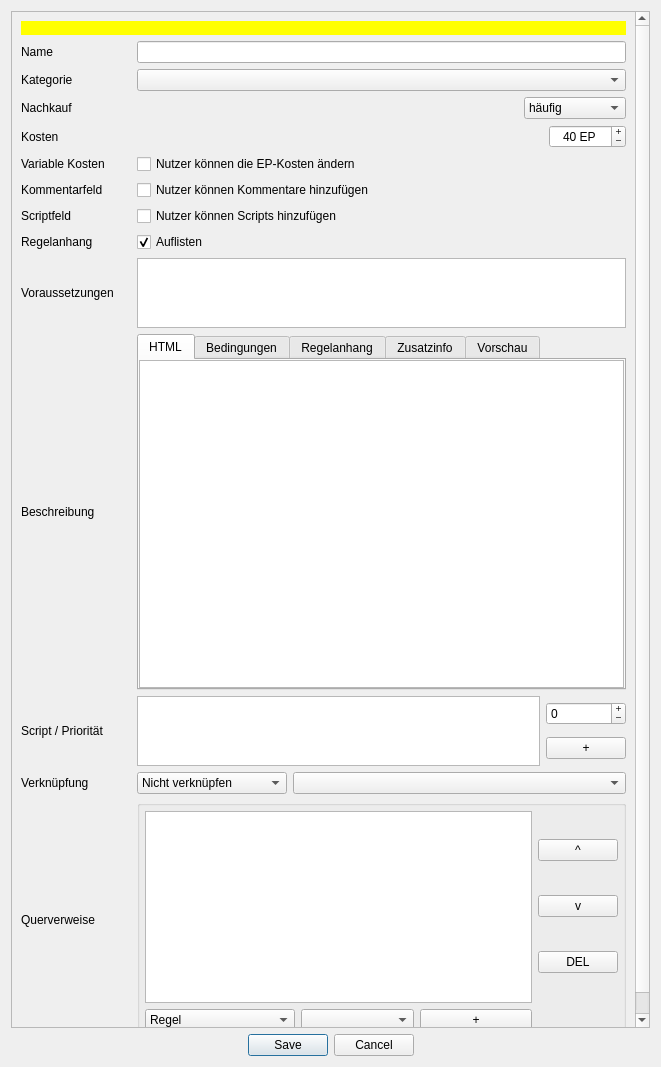
Aeolitus/Sephrasto, file designer/DatenbankEditVorteil.ui: the form before one commit.
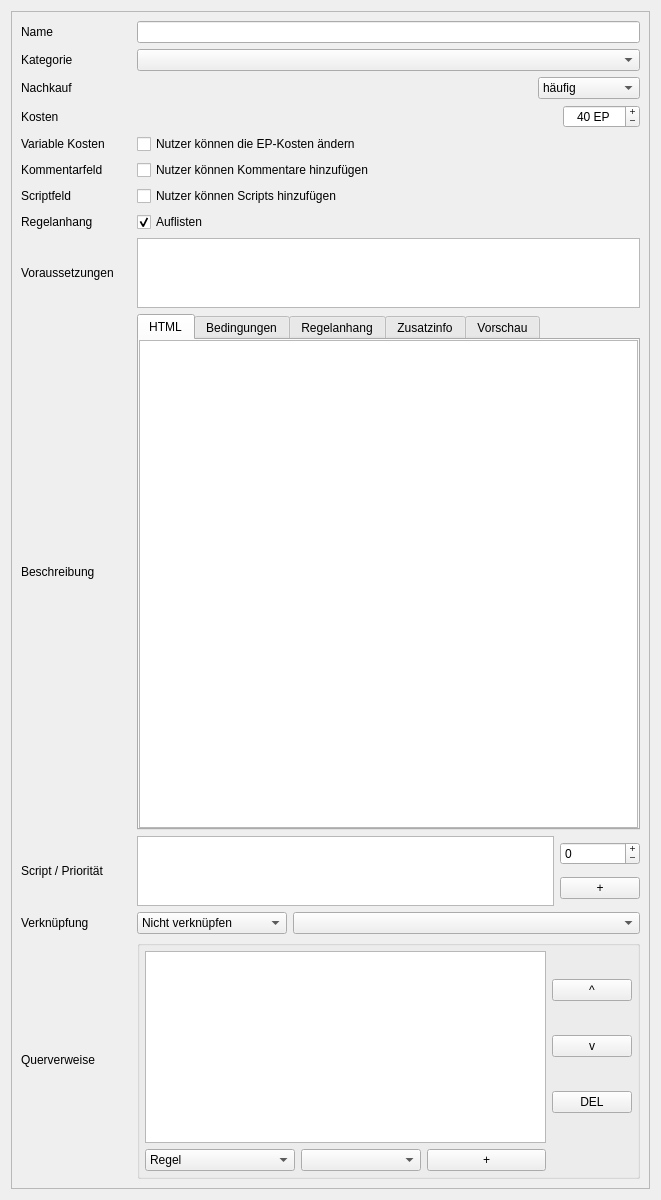
The form after the commit.

```diff
--- a/designer/DatenbankEditVorteil.ui
+++ b/designer/DatenbankEditVorteil.ui
@@ -1,36 +1,20 @@
 <?xml version="1.0" encoding="UTF-8"?>
 <ui version="4.0">
  <class>dialog</class>
- <widget class="QDialog" name="dialog">
-  <property name="windowModality">
-   <enum>Qt::ApplicationModal</enum>
-  </property>
+ <widget class="QWidget" name="dialog">
   <property name="geometry">
    <rect>
     <x>0</x>
     <y>0</y>
     <width>661</width>
-    <height>1067</height>
+    <height>1200</height>
    </rect>
   </property>
   <property name="windowTitle">
    <string>Sephrasto - Vorteil bearbeiten...</string>
   </property>
-  <layout class="QGridLayout" name="gridLayout_2">
-   <item row="2" column="0">
-    <widget class="QDialogButtonBox" name="buttonBox">
-     <property name="orientation">
-      <enum>Qt::Horizontal</enum>
-     </property>
-     <property name="standardButtons">
-      <set>QDialogButtonBox::Cancel|QDialogButtonBox::Save</set>
-     </property>
-     <property name="centerButtons">
-      <bool>true</bool>
-     </property>
-    </widget>
-   </item>
-   <item row="0" column="0">
+  <layout class="QVBoxLayout" name="verticalLayout_8">
+   <item>
     <widget class="QScrollArea" name="scrollArea">
      <property name="widgetResizable">
       <bool>true</bool>
@@ -40,12 +24,59 @@
        <rect>
         <x>0</x>
         <y>0</y>
-        <width>641</width>
-        <height>1018</height>
+        <width>637</width>
+        <height>1176</height>
        </rect>
       </property>
       <layout class="QGridLayout" name="gridLayout">
-       <item row="12" column="2">
+       <item row="1" column="2">
+        <widget class="QLineEdit" name="leName"/>
+       </item>
+       <item row="9" column="1">
+        <widget class="QLabel" name="label_4">
+         <property name="minimumSize">
+          <size>
+           <width>110</width>
+           <height>0</height>
+          </size>
+         </property>
+         <property name="text">
+          <string>Voraussetzungen</string>
+         </property>
+        </widget>
+       </item>
+       <item row="6" column="2">
+        <widget class="QCheckBox" name="checkKommentar">
+         <property name="text">
+          <string>Nutzer können Kommentare hinzufügen</string>
+         </property>
+        </widget>
+       </item>
+       <item row="2" column="2">
+        <widget class="QComboBox" name="comboTyp"/>
+       </item>
+       <item row="8" column="1">
+        <widget class="QLabel" name="label_10">
+         <property name="text">
+          <string>Regelanhang</string>
+         </property>
+        </widget>
+       </item>
+       <item row="6" column="1">
+        <widget class="QLabel" name="label_7">
+         <property name="text">
+          <string>Kommentarfeld</string>
+         </property>
+        </widget>
+       </item>
+       <item row="5" column="2">
+        <widget class="QCheckBox" name="checkVariable">
+         <property name="text">
+          <string>Nutzer können die EP-Kosten ändern</string>
+         </property>
+        </widget>
+       </item>
+       <item row="11" column="2">
         <layout class="QHBoxLayout" name="horizontalLayout_4">
          <item>
           <widget class="QPlainTextEdit" name="teScript"/>
@@ -91,8 +122,8 @@
          </item>
         </layout>
        </item>
-       <item row="10" column="1">
-        <widget class="QLabel" name="label_4">
+       <item row="11" column="1">
+        <widget class="QLabel" name="label_41">
          <property name="minimumSize">
           <size>
            <width>110</width>
@@ -100,11 +131,25 @@
           </size>
          </property>
          <property name="text">
-          <string>Voraussetzungen</string>
+          <string>Script / Priorität</string>
          </property>
         </widget>
        </item>
-       <item row="13" column="2">
+       <item row="4" column="1">
+        <widget class="QLabel" name="label_2">
+         <property name="text">
+          <string>Kosten</string>
+         </property>
+        </widget>
+       </item>
+       <item row="1" column="1">
+        <widget class="QLabel" name="label">
+         <property name="text">
+          <string>Name</string>
+         </property>
+        </widget>
+       </item>
+       <item row="12" column="2">
         <layout class="QHBoxLayout" name="horizontalLayout_5">
          <item>
           <widget class="QComboBox" name="comboLinkKategorie">
@@ -147,62 +192,69 @@
          </item>
         </layout>
        </item>
-       <item row="7" column="1">
-        <widget class="QLabel" name="label_7">
-         <property name="text">
-          <string>Kommentarfeld</string>
-         </property>
-        </widget>
+       <item row="4" column="2">
+        <layout class="QHBoxLayout" name="horizontalLayout_2">
+         <item>
+          <spacer name="horizontalSpacer_2">
+           <property name="orientation">
+            <enum>Qt::Horizontal</enum>
+           </property>
+           <property name="sizeHint" stdset="0">
+            <size>
+             <width>40</width>
+             <height>20</height>
+            </size>
+           </property>
+          </spacer>
+         </item>
+         <item>
+          <widget class="QSpinBox" name="spinKosten">
+           <property name="sizePolicy">
+            <sizepolicy hsizetype="Fixed" vsizetype="Fixed">
+             <horstretch>0</horstretch>
+             <verstretch>0</verstretch>
+            </sizepolicy>
+           </property>
+           <property name="alignment">
+            <set>Qt::AlignCenter</set>
+           </property>
+           <property name="buttonSymbols">
+            <enum>QAbstractSpinBox::PlusMinus</enum>
+           </property>
+           <property name="suffix">
+            <string> EP</string>
+           </property>
+           <property name="minimum">
+            <number>-9999</number>
+           </property>
+           <property name="maximum">
+            <number>9999</number>
+           </property>
+           <property name="singleStep">
+            <number>20</number>
+           </property>
+           <property name="value">
+            <number>40</number>
+           </property>
+          </widget>
+         </item>
+        </layout>
        </item>
-       <item row="11" column="1">
-        <widget class="QLabel" name="label_5">
+       <item row="3" column="1">
+        <widget class="QLabel" name="label_3">
          <property name="text">
-          <string>Beschreibung</string>
-         </property>
-        </widget>
-       </item>
-       <item row="5" column="1">
-        <widget class="QLabel" name="label_2">
-         <property name="text">
-          <string>Kosten</string>
+          <string>Nachkauf</string>
          </property>
         </widget>
        </item>
        <item row="7" column="2">
-        <widget class="QCheckBox" name="checkKommentar">
+        <widget class="QCheckBox" name="checkScript">
          <property name="text">
-          <string>Nutzer können Kommentare hinzufügen</string>
+          <string>Nutzer können Scripts hinzufügen</string>
          </property>
         </widget>
        </item>
-       <item row="12" column="1">
-        <widget class="QLabel" name="label_41">
-         <property name="minimumSize">
-          <size>
-           <width>110</width>
-           <height>0</height>
-          </size>
-         </property>
-         <property name="text">
-          <string>Script / Priorität</string>
-         </property>
-        </widget>
-       </item>
-       <item row="6" column="1">
-        <widget class="QLabel" name="label_12">
-         <property name="text">
-          <string>Variable Kosten</string>
-         </property>
-        </widget>
-       </item>
-       <item row="8" column="1">
-        <widget class="QLabel" name="label_8">
-         <property name="text">
-          <string>Scriptfeld</string>
-         </property>
-        </widget>
-       </item>
-       <item row="11" column="2">
+       <item row="10" column="2">
         <widget class="QTabWidget" name="tabWidget">
          <property name="currentIndex">
           <number>0</number>
@@ -387,27 +439,84 @@
          </widget>
         </widget>
        </item>
-       <item row="14" column="1">
+       <item row="12" column="1">
+        <widget class="QLabel" name="label_9">
+         <property name="text">
+          <string>Verknüpfung</string>
+         </property>
+         <property name="indent">
+          <number>0</number>
+         </property>
+        </widget>
+       </item>
+       <item row="10" column="1">
+        <widget class="QLabel" name="label_5">
+         <property name="text">
+          <string>Beschreibung</string>
+         </property>
+        </widget>
+       </item>
+       <item row="3" column="2">
+        <layout class="QHBoxLayout" name="horizontalLayout">
+         <item>
+          <spacer name="horizontalSpacer">
+           <property name="orientation">
+            <enum>Qt::Horizontal</enum>
+           </property>
+           <property name="sizeHint" stdset="0">
+            <size>
+             <width>40</width>
+             <height>20</height>
+            </size>
+           </property>
+          </spacer>
+         </item>
+         <item>
+          <widget class="QComboBox" name="comboNachkauf">
+           <item>
+            <property name="text">
+             <string>häufig</string>
+            </property>
+           </item>
+           <item>
+            <property name="text">
+             <string>üblich</string>
+            </property>
+           </item>
+           <item>
+            <property name="text">
+             <string>selten</string>
+            </property>
+           </item>
+           <item>
+            <property name="text">
+             <string>extrem selten</string>
+            </property>
+           </item>
+           <item>
+            <property name="text">
+             <string>nicht möglich</string>
+            </property>
+           </item>
+          </widget>
+         </item>
+        </layout>
+       </item>
+       <item row="7" column="1">
+        <widget class="QLabel" name="label_8">
+         <property name="text">
+          <string>Scriptfeld</string>
+         </property>
+        </widget>
+       </item>
+       <item row="13" column="1">
         <widget class="QLabel" name="label_11">
          <property name="text">
           <string>Querverweise</string>
          </property>
         </widget>
        </item>
-       <item row="2" column="2">
-        <widget class="QLineEdit" name="leName"/>
-       </item>
-       <item row="9" column="2">
-        <widget class="QCheckBox" name="checkCheatsheet">
-         <property name="text">
-          <string>Auflisten</string>
-         </property>
-         <property name="checked">
-          <bool>true</bool>
-         </property>
-        </widget>
-       </item>
-       <item row="14" column="2">
+       <item row="13" column="2">
         <widget class="QGroupBox" name="groupBox">
          <property name="title">
           <string/>
@@ -546,75 +655,17 @@
          </layout>
         </widget>
        </item>
-       <item row="3" column="2">
-        <widget class="QComboBox" name="comboTyp"/>
-       </item>
-       <item row="5" column="2">
-        <layout class="QHBoxLayout" name="horizontalLayout_2">
-         <item>
-          <spacer name="horizontalSpacer_2">
-           <property name="orientation">
-            <enum>Qt::Horizontal</enum>
-           </property>
-           <property name="sizeHint" stdset="0">
-            <size>
-             <width>40</width>
-             <height>20</height>
-            </size>
-           </property>
-          </spacer>
-         </item>
-         <item>
-          <widget class="QSpinBox" name="spinKosten">
-           <property name="sizePolicy">
-            <sizepolicy hsizetype="Fixed" vsizetype="Fixed">
-             <horstretch>0</horstretch>
-             <verstretch>0</verstretch>
-            </sizepolicy>
-           </property>
-           <property name="alignment">
-            <set>Qt::AlignCenter</set>
-           </property>
-           <property name="buttonSymbols">
-            <enum>QAbstractSpinBox::PlusMinus</enum>
-           </property>
-           <property name="suffix">
-            <string> EP</string>
-           </property>
-           <property name="minimum">
-            <number>-9999</number>
-           </property>
-           <property name="maximum">
-            <number>9999</number>
-           </property>
-           <property name="singleStep">
-            <number>20</number>
-           </property>
-           <property name="value">
-            <number>40</number>
-           </property>
-          </widget>
-         </item>
-        </layout>
-       </item>
-       <item row="9" column="1">
-        <widget class="QLabel" name="label_10">
+       <item row="8" column="2">
+        <widget class="QCheckBox" name="checkCheatsheet">
          <property name="text">
-          <string>Regelanhang</string>
+          <string>Auflisten</string>
          </property>
-        </widget>
-       </item>
-       <item row="13" column="1">
-        <widget class="QLabel" name="label_9">
-         <property name="text">
-          <string>Verknüpfung</string>
+         <property name="checked">
+          <bool>true</bool>
          </property>
-         <property name="indent">
-          <number>0</number>
-         </property>
         </widget>
        </item>
-       <item row="10" column="2">
+       <item row="9" column="2">
         <widget class="QPlainTextEdit" name="teVoraussetzungen">
          <property name="maximumSize">
           <size>
@@ -627,103 +678,20 @@
          </property>
         </widget>
        </item>
-       <item row="6" column="2">
-        <widget class="QCheckBox" name="checkVariable">
+       <item row="5" column="1">
+        <widget class="QLabel" name="label_12">
          <property name="text">
-          <string>Nutzer können die EP-Kosten ändern</string>
+          <string>Variable Kosten</string>
          </property>
         </widget>
        </item>
        <item row="2" column="1">
-        <widget class="QLabel" name="label">
-         <property name="text">
-          <string>Name</string>
-         </property>
-        </widget>
-       </item>
-       <item row="4" column="1">
-        <widget class="QLabel" name="label_3">
-         <property name="text">
-          <string>Nachkauf</string>
-         </property>
-        </widget>
-       </item>
-       <item row="8" column="2">
-        <widget class="QCheckBox" name="checkScript">
-         <property name="text">
-          <string>Nutzer können Scripts hinzufügen</string>
-         </property>
-        </widget>
-       </item>
-       <item row="4" column="2">
-        <layout class="QHBoxLayout" name="horizontalLayout">
-         <item>
-          <spacer name="horizontalSpacer">
-           <property name="orientation">
-            <enum>Qt::Horizontal</enum>
-           </property>
-           <property name="sizeHint" stdset="0">
-            <size>
-             <width>40</width>
-             <height>20</height>
-            </size>
-           </property>
-          </spacer>
-         </item>
-         <item>
-          <widget class="QComboBox" name="comboNachkauf">
-           <item>
-            <property name="text">
-             <string>häufig</string>
-            </property>
-           </item>
-           <item>
-            <property name="text">
-             <string>üblich</string>
-            </property>
-           </item>
-           <item>
-            <property name="text">
-             <string>selten</string>
-            </property>
-           </item>
-           <item>
-            <property name="text">
-             <string>extrem selten</string>
-            </property>
-           </item>
-           <item>
-            <property name="text">
-             <string>nicht möglich</string>
-            </property>
-           </item>
-          </widget>
-         </item>
-        </layout>
-       </item>
-       <item row="3" column="1">
         <widget class="QLabel" name="label_6">
          <property name="text">
           <string>Kategorie</string>
          </property>
         </widget>
        </item>
-       <item row="1" column="1" colspan="2">
-        <widget class="QLabel" name="warning">
-         <property name="visible">
-          <bool>true</bool>
-         </property>
-         <property name="styleSheet">
-          <string notr="true">background-color: rgb(255, 255, 0); color: black;</string>
-         </property>
-         <property name="text">
-          <string/>
-         </property>
-         <property name="wordWrap">
-          <bool>true</bool>
-         </property>
-        </widget>
-       </item>
       </layout>
      </widget>
     </widget>
```
Left out of the diff: 35 changed lines with no effect on the pictures.
